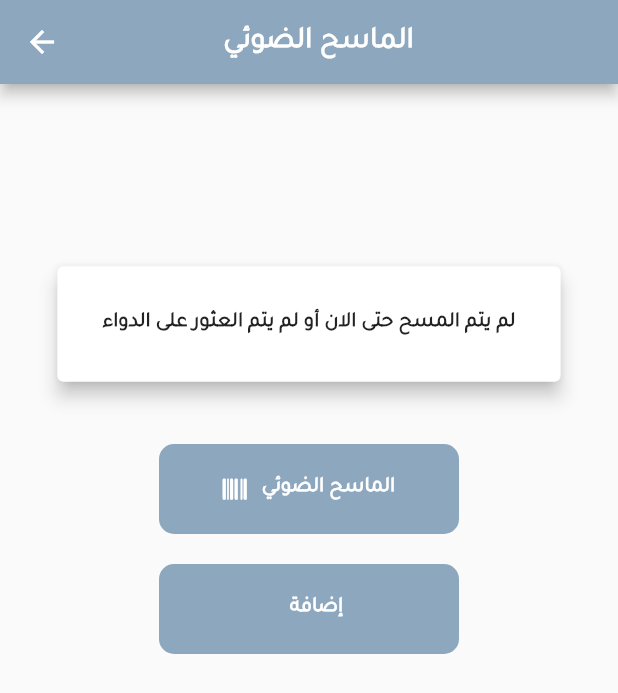
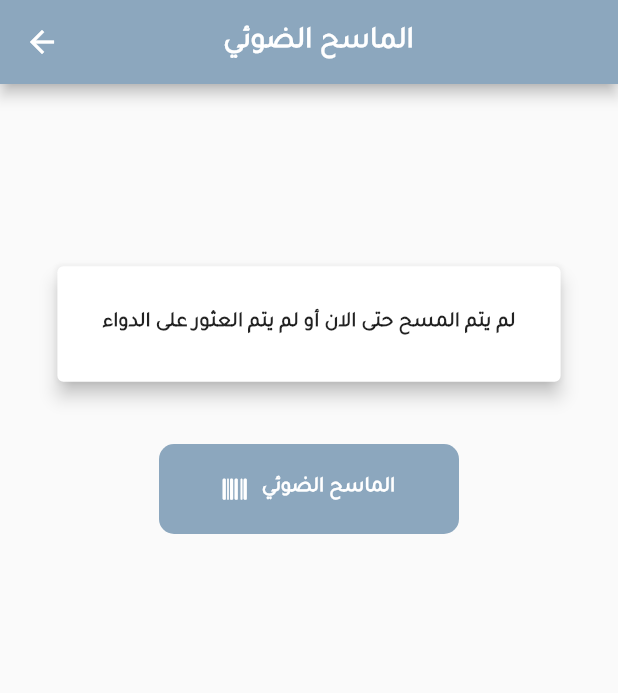
Before and after one commit to aljoharash/Itmaen-G9, a Flutter app: the addByScan screen opened directly, on a phone screen of 412 x 824 dp. Shown: the top 693 px of the screen. Run offline on Flutter 3.47's test engine with Material 2 defaults, Android fonts, the phone set to English and light mode, and no system bars; our stand-ins replace audioplayers, cloud_firestore, curved_navigation_bar, firebase_auth, firebase_core, firebase_storage and 16 more; missing offline and left inert: dart:ffi, day_night_time_picker, flutter_barcode_scanner, flutter_phone_direct_caller, syncfusion_localizations, workmanager; accounts and stored records are empty.

Commit message:
Update addByScan.dart

```diff
--- a/itmaen/lib/addMedicinePages/addByScan.dart
+++ b/itmaen/lib/addMedicinePages/addByScan.dart
@@ -39,7 +39,7 @@ class addByScan extends StatelessWidget {
 
   @override
   Widget build(BuildContext context) {
-    return new WillPopScope(
+    return WillPopScope(
         onWillPop: () async {
 
 
@@ -350,7 +350,7 @@ class addByScan extends StatelessWidget {
                             color: Color.fromARGB(255, 140, 167, 190),
                             borderRadius: BorderRadius.circular(10.0),
                           ),
-                          child: TextButton(
+                          child: addMedicineController.notFound ? TextButton(
                             child: Row(
                               mainAxisAlignment: MainAxisAlignment.center,
                               children: <Widget>[
@@ -375,20 +375,8 @@ class addByScan extends StatelessWidget {
                             onPressed: () {
                               _.scanBarcode();
                             },
-                          ),
-                        ),
-                      ),
-                      Align(
-                        alignment: Alignment.center,
-                        child: Container(
-                          height: 60.0,
-                          width: 200,
-                          margin: EdgeInsets.all(10.0),
-                          decoration: BoxDecoration(
-                            color: Color.fromARGB(255, 140, 167, 190),
-                            borderRadius: BorderRadius.circular(10.0),
-                          ),
-                          child: TextButton(
+                          )
+                          : TextButton(
                               child: Row(
                                 mainAxisAlignment: MainAxisAlignment.center,
                                 children: <Widget>[
@@ -495,6 +483,8 @@ class addByScan extends StatelessWidget {
                               }),
                         ),
                       ),
+
+
                     ],
                   );
                 }),
```
